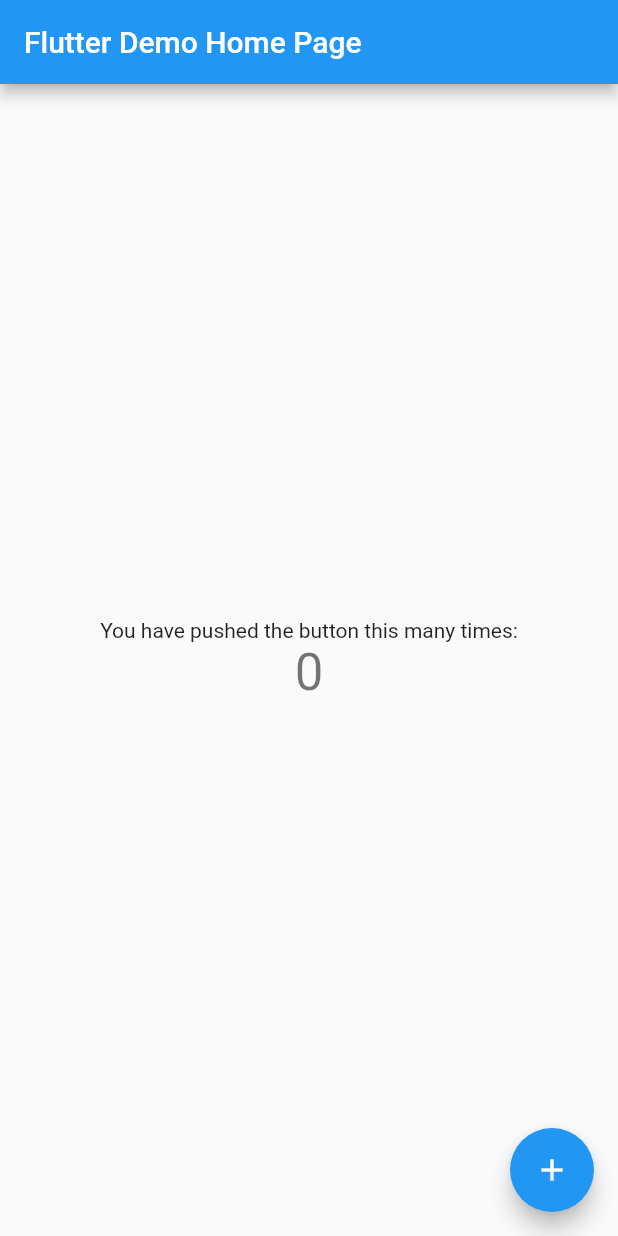
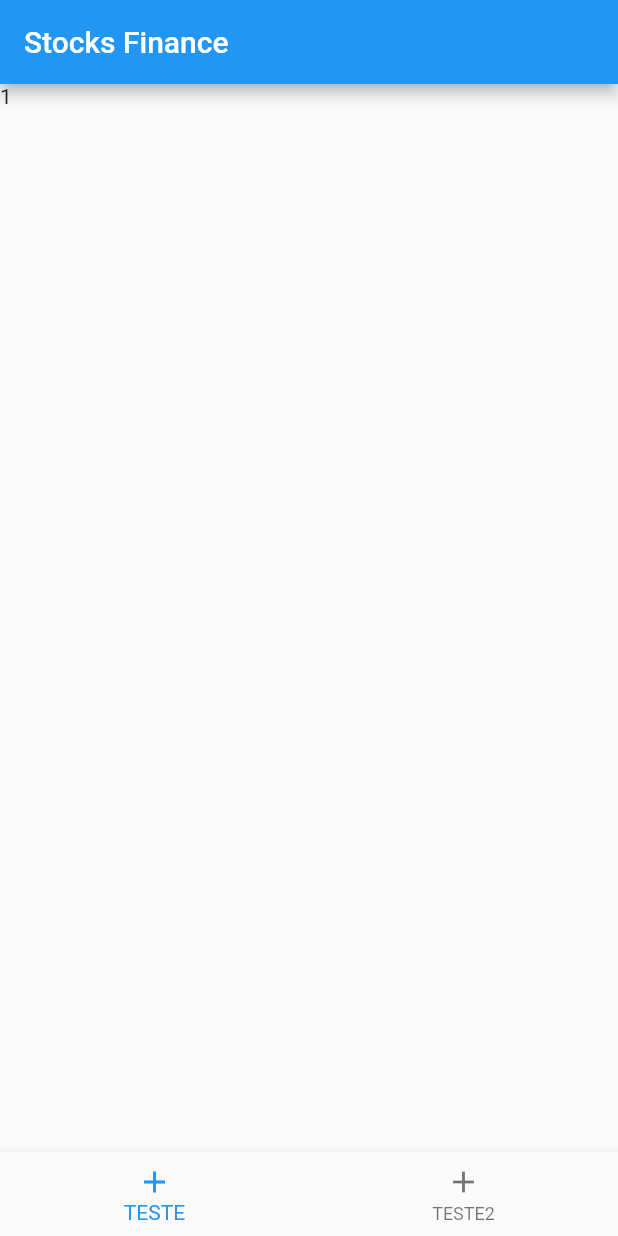
Before and after one commit to NatashaZettler/Stocks-Finance, a Flutter app: the screen it shows after launch, on a phone screen of 412 x 824 dp. Run offline on Flutter 3.47's test engine with Material 2 defaults, Android fonts, the phone set to English and light mode, and no system bars.

Commit message:
feat(NavigationBar): include navigation bar item on the bottom

```diff
--- a/lib/main.dart
+++ b/lib/main.dart
@@ -5,40 +5,20 @@ void main() {
 }
 
 class MyApp extends StatelessWidget {
-  // This widget is the root of your application.
   @override
   Widget build(BuildContext context) {
     return MaterialApp(
       title: 'Flutter Demo',
       theme: ThemeData(
-        // This is the theme of your application.
-        //
-        // Try running your application with "flutter run". You'll see the
-        // application has a blue toolbar. Then, without quitting the app, try
-        // changing the primarySwatch below to Colors.green and then invoke
-        // "hot reload" (press "r" in the console where you ran "flutter run",
-        // or simply save your changes to "hot reload" in a Flutter IDE).
-        // Notice that the counter didn't reset back to zero; the application
-        // is not restarted.
         primarySwatch: Colors.blue,
       ),
-      home: MyHomePage(title: 'Flutter Demo Home Page'),
+      home: MyHomePage(title: 'Stocks Finance'),
     );
   }
 }
 
 class MyHomePage extends StatefulWidget {
   MyHomePage({Key? key, required this.title}) : super(key: key);
-
-  // This widget is the home page of your application. It is stateful, meaning
-  // that it has a State object (defined below) that contains fields that affect
-  // how it looks.
-
-  // This class is the configuration for the state. It holds the values (in this
-  // case the title) provided by the parent (in this case the App widget) and
-  // used by the build method of the State. Fields in a Widget subclass are
-  // always marked "final".
-
   final String title;
 
   @override
@@ -46,68 +26,30 @@ class MyHomePage extends StatefulWidget {
 }
 
 class _MyHomePageState extends State<MyHomePage> {
-  int _counter = 0;
+  int _selectedIndex = 0;
 
-  void _incrementCounter() {
+  void _onItemTapped(int index) {
     setState(() {
-      // This call to setState tells the Flutter framework that something has
-      // changed in this State, which causes it to rerun the build method below
-      // so that the display can reflect the updated values. If we changed
-      // _counter without calling setState(), then the build method would not be
-      // called again, and so nothing would appear to happen.
-      _counter++;
+      _selectedIndex = index;
     });
   }
 
   @override
   Widget build(BuildContext context) {
-    // This method is rerun every time setState is called, for instance as done
-    // by the _incrementCounter method above.
-    //
-    // The Flutter framework has been optimized to make rerunning build methods
-    // fast, so that you can just rebuild anything that needs updating rather
-    // than having to individually change instances of widgets.
     return Scaffold(
       appBar: AppBar(
-        // Here we take the value from the MyHomePage object that was created by
-        // the App.build method, and use it to set our appbar title.
         title: Text(widget.title),
       ),
-      body: Center(
-        // Center is a layout widget. It takes a single child and positions it
-        // in the middle of the parent.
-        child: Column(
-          // Column is also a layout widget. It takes a list of children and
-          // arranges them vertically. By default, it sizes itself to fit its
-          // children horizontally, and tries to be as tall as its parent.
-          //
-          // Invoke "debug painting" (press "p" in the console, choose the
-          // "Toggle Debug Paint" action from the Flutter Inspector in Android
-          // Studio, or the "Toggle Debug Paint" command in Visual Studio Code)
-          // to see the wireframe for each widget.
-          //
-          // Column has various properties to control how it sizes itself and
-          // how it positions its children. Here we use mainAxisAlignment to
-          // center the children vertically; the main axis here is the vertical
-          // axis because Columns are vertical (the cross axis would be
-          // horizontal).
-          mainAxisAlignment: MainAxisAlignment.center,
-          children: <Widget>[
-            Text(
-              'You have pushed the button this many times:',
-            ),
-            Text(
-              '$_counter',
-              style: Theme.of(context).textTheme.headline4,
-            ),
-          ],
-        ),
+      bottomNavigationBar: BottomNavigationBar(
+        items: [
+          BottomNavigationBarItem(label: 'TESTE', icon: Icon(Icons.add)),
+          BottomNavigationBarItem(label: 'TESTE2', icon: Icon(Icons.add)),
+        ],
+        onTap: _onItemTapped,
+        currentIndex: _selectedIndex,
       ),
-      floatingActionButton: FloatingActionButton(
-        onPressed: _incrementCounter,
-        tooltip: 'Increment',
-        child: Icon(Icons.add),
-      ), // This trailing comma makes auto-formatting nicer for build methods.
+      body: _selectedIndex == 0 ? Text('1') : Text('2'),
+      // This trailing comma makes auto-formatting nicer for build methods.
     );
   }
 }
```
